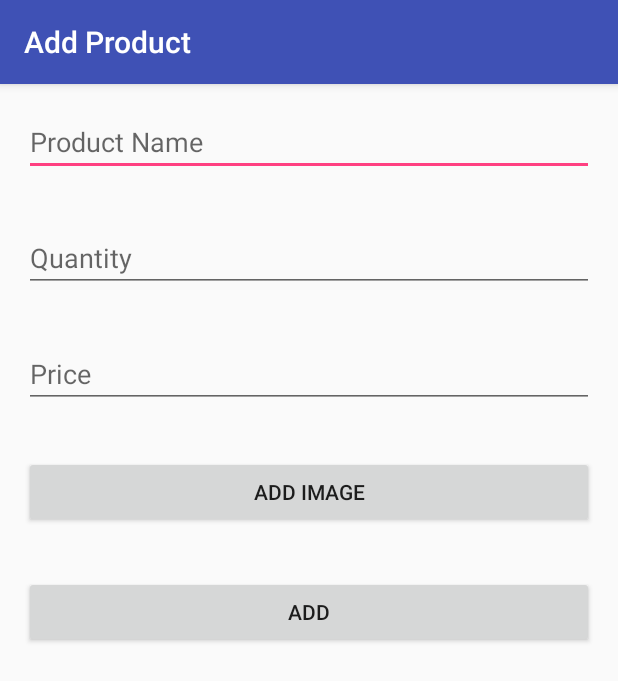
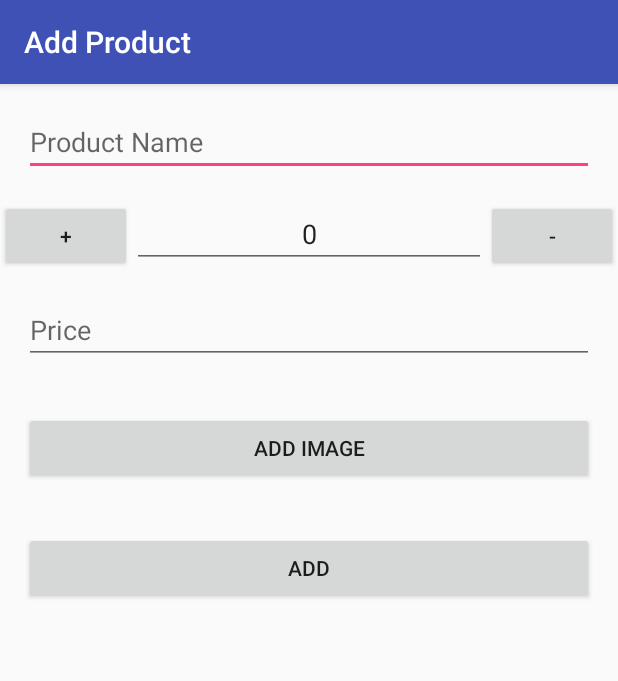
Before and after one commit to SmilyArora/Inventory-app, an Android app: the AddProductActivity screen opened directly, with no data from a screen before it, on a phone screen of 412 x 824 dp. Shown: the top 681 px of the screen. Run offline under Robolectric (Android 15) with nearby library versions, the phone set to English and light mode, and no system bars.

Commit message:
Inventory-app

```diff
--- a/app/src/main/java/com/smi/android/inventory/AddProductActivity.java
+++ b/app/src/main/java/com/smi/android/inventory/AddProductActivity.java
@@ -91,6 +91,28 @@ public class AddProductActivity extends AppCompatActivity {
                 }
             }
         });
+        Button addQuan = (Button) findViewById(R.id.add_quan);
+        addQuan.setOnClickListener(new View.OnClickListener() {
+            @Override
+            public void onClick(View v) {
+                EditText ed = (EditText) findViewById(R.id.quantity);
+                int x = Integer.parseInt(ed.getText().toString());
+                x++;
+                ed.setText(Integer.toString(x));
+            }
+        });
+
+        Button subQuan = (Button) findViewById(R.id.sub_quan);
+        subQuan.setOnClickListener(new View.OnClickListener() {
+            @Override
+            public void onClick(View v) {
+                EditText ed = (EditText) findViewById(R.id.quantity);
+                int x = Integer.parseInt(ed.getText().toString());
+                if(x > 0)
+                x--;
+                ed.setText(Integer.toString(x));
+            }
+        });
 
     }
 }
--- a/app/src/main/java/com/smi/android/inventory/MainActivity.java
+++ b/app/src/main/java/com/smi/android/inventory/MainActivity.java
@@ -6,6 +6,7 @@ import android.os.Bundle;
 import android.view.View;
 import android.widget.AdapterView;
 import android.widget.Button;
+import android.widget.EditText;
 import android.widget.ListView;
 import android.widget.TextView;
 import android.widget.Toast;
@@ -77,5 +78,6 @@ public class MainActivity extends AppCompatActivity {
                 Toast.makeText(MainActivity.this, "Refresh the list!", Toast.LENGTH_SHORT).show();
             }
         });
+
     }
 }
--- a/app/src/main/res/layout/activity_add.xml
+++ b/app/src/main/res/layout/activity_add.xml
@@ -1,7 +1,9 @@
 <?xml version="1.0" encoding="utf-8"?>
 <LinearLayout xmlns:android="http://schemas.android.com/apk/res/android"
-    android:orientation="vertical" android:layout_width="match_parent"
-    android:layout_height="match_parent">
+    android:layout_width="match_parent"
+    android:layout_height="match_parent"
+    android:orientation="vertical">
+
     <EditText
         android:id="@+id/product_name"
         android:layout_width="match_parent"
@@ -9,32 +11,53 @@
         android:layout_margin="16dp"
         android:hint="@string/product_name" />
 
-    <EditText
-        android:id="@+id/quantity"
+    <LinearLayout
         android:layout_width="match_parent"
-        android:layout_height="wrap_content"
-        android:inputType="number"
-        android:layout_margin="16dp"
-        android:hint="@string/quantity" />
+        android:layout_height="wrap_content">
+
+        <Button
+            android:id="@+id/add_quan"
+            android:layout_width="wrap_content"
+            android:layout_height="wrap_content"
+            android:text="+" />
+
+        <EditText
+            android:id="@+id/quantity"
+            android:layout_width="0dp"
+            android:layout_weight="1"
+            android:layout_height="wrap_content"
+            android:text="0"
+            android:inputType="number"
+            android:gravity="center_horizontal"/>
+
+        <Button
+            android:id="@+id/sub_quan"
+            android:layout_width="wrap_content"
+            android:layout_height="wrap_content"
+            android:text="-" />
+    </LinearLayout>
 
     <EditText
         android:id="@+id/price"
         android:layout_width="match_parent"
         android:layout_height="wrap_content"
         android:layout_margin="16dp"
-        android:inputType="number"
-        android:hint="@string/price" />
+        android:hint="@string/price"
+        android:inputType="number" />
+
     <ImageView
         android:id="@+id/testImage"
         android:layout_width="match_parent"
         android:layout_height="wrap_content"
         android:gravity="center_horizontal" />
+
     <Button
         android:id="@+id/addImage"
         android:layout_width="match_parent"
         android:layout_height="wrap_content"
         android:layout_margin="16dp"
         android:text="@string/add_image" />
+
     <Button
         android:id="@+id/add"
         android:layout_width="match_parent"
```
